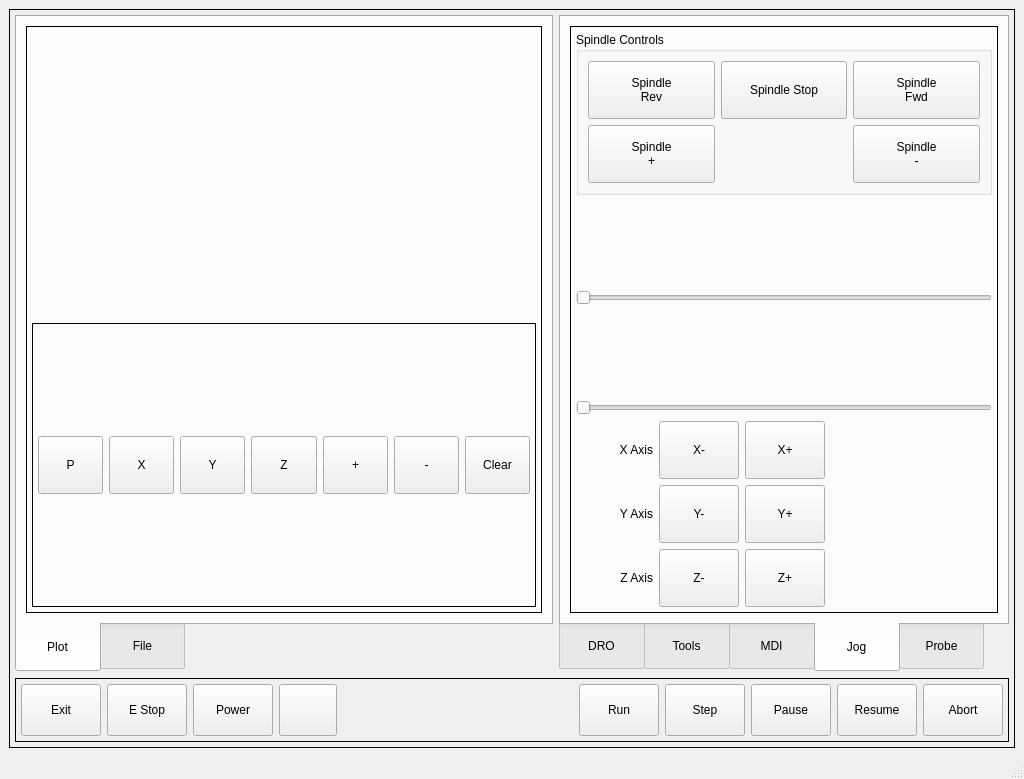
Above: bp_touch/ui/mainwindow.ui from jethornton/bp_touch before the change. Below: the same form after it.
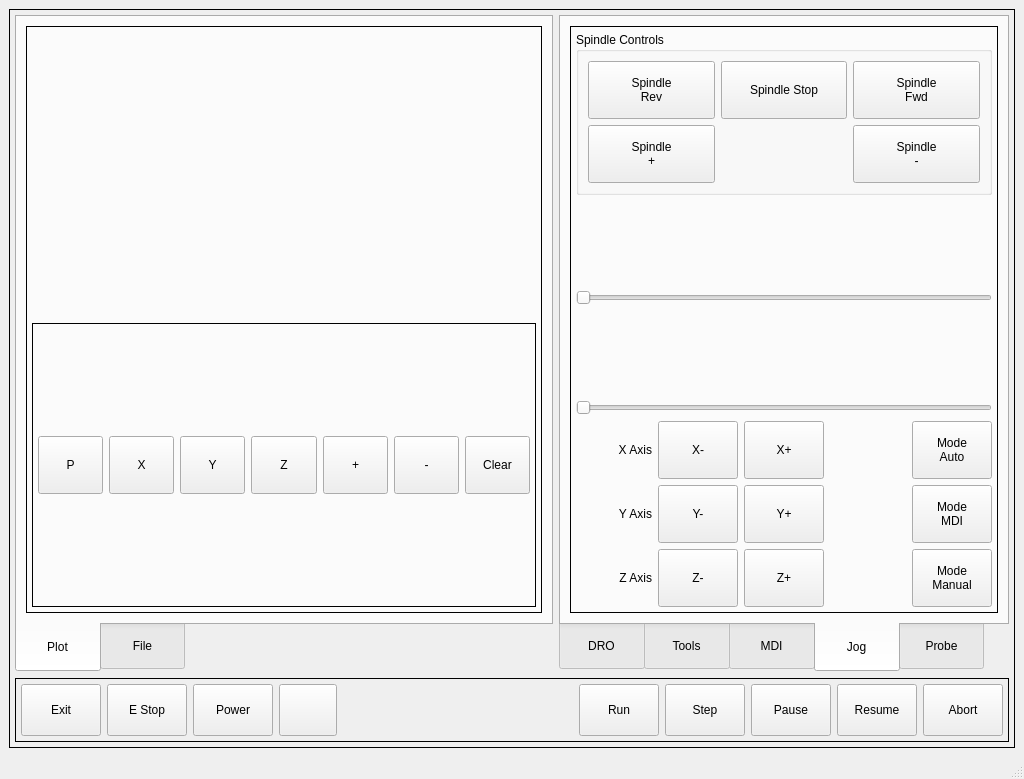
That is the form after the change. The open tabs and pages were chosen to show the change. Custom widgets are drawn as their Qt base class.

Commit message: add mode switching buttons

Diff of the .ui file:
```diff
--- a/bp_touch/ui/mainwindow.ui
+++ b/bp_touch/ui/mainwindow.ui
@@ -1933,6 +1933,39 @@
                 </layout>
                </widget>
               </item>
+              <item row="7" column="4">
+               <widget class="ActionButton" name="actionbutton_20">
+                <property name="text">
+                 <string>Mode
+Manual</string>
+                </property>
+                <property name="actionName" stdset="0">
+                 <string>machine.mode.manual</string>
+                </property>
+               </widget>
+              </item>
+              <item row="6" column="4">
+               <widget class="ActionButton" name="actionbutton_21">
+                <property name="text">
+                 <string>Mode
+MDI</string>
+                </property>
+                <property name="actionName" stdset="0">
+                 <string>machine.mode.mdi</string>
+                </property>
+               </widget>
+              </item>
+              <item row="5" column="4">
+               <widget class="ActionButton" name="actionbutton_22">
+                <property name="text">
+                 <string>Mode
+Auto</string>
+                </property>
+                <property name="actionName" stdset="0">
+                 <string>machine.mode.auto</string>
+                </property>
+               </widget>
+              </item>
              </layout>
             </widget>
            </item>
```
Left out of the diff: 2 changed lines with no effect on the pictures.
